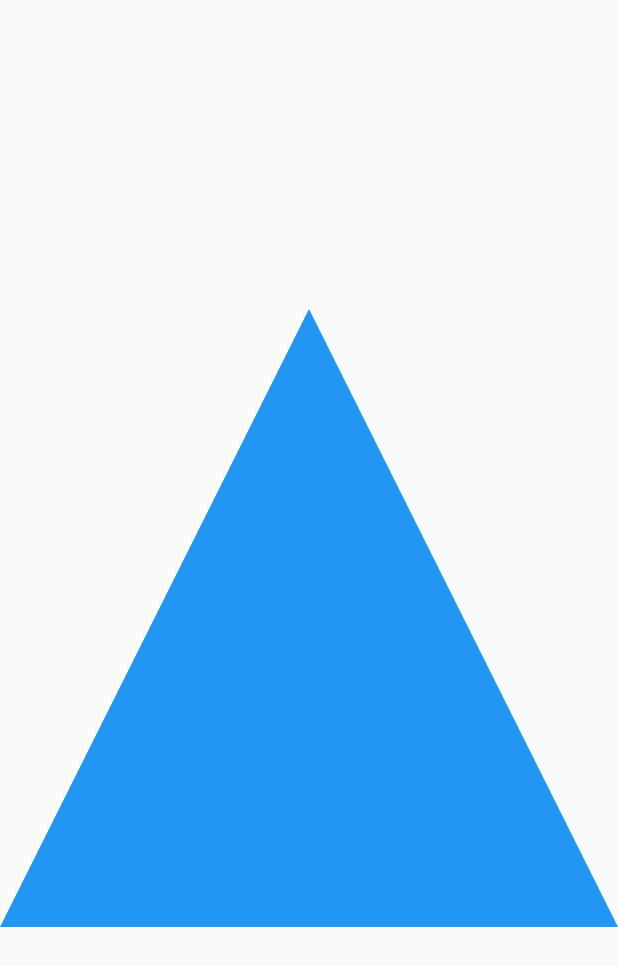
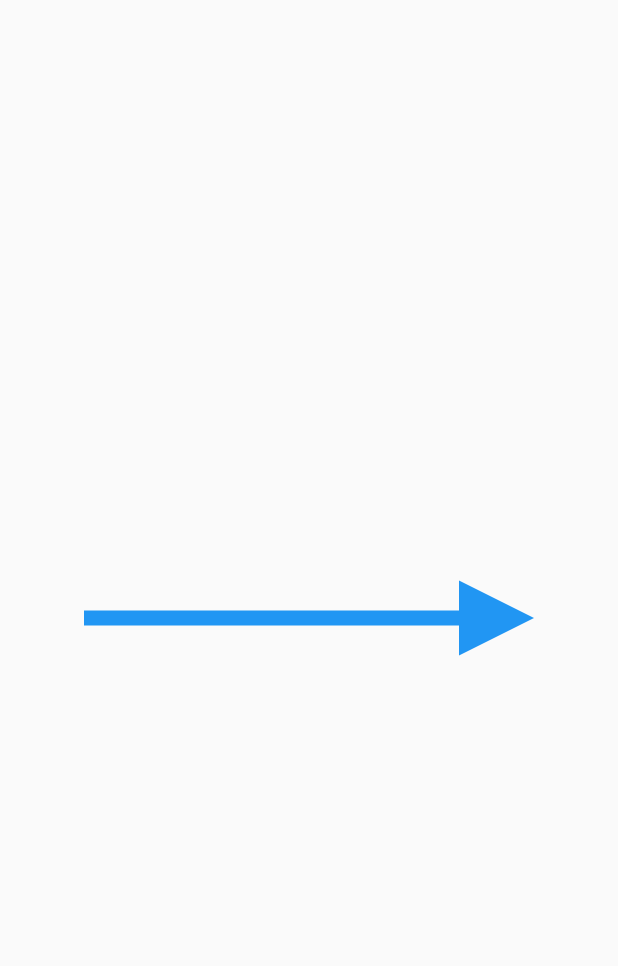
Before and after one commit to AbhishekDoshi26/custom_painter_example, a Flutter app: the screen it shows after launch, on a phone screen of 412 x 824 dp. Shown: the top 966 px of the screen. Run offline on Flutter 3.47's test engine with Material 2 defaults, Android fonts, the phone set to English and light mode, and no system bars.

Commit message:
created arrow

```diff
--- a/lib/home/view/home_view.dart
+++ b/lib/home/view/home_view.dart
@@ -1,3 +1,6 @@
+import 'dart:math';
+
+import 'package:custom_painter_example/home/widgets/custom_line.dart';
 import 'package:custom_painter_example/home/widgets/custom_triangle.dart';
 import 'package:flutter/material.dart';
 
@@ -8,12 +11,26 @@ class HomeView extends StatelessWidget {
   Widget build(BuildContext context) {
     return Scaffold(
       body: Center(
-        child: CustomPaint(
-          painter: const CustomTriangle(),
-          child: SizedBox(
-            height: MediaQuery.of(context).size.height / 2,
-            width: MediaQuery.of(context).size.height / 2,
-          ),
+        child: Row(
+          mainAxisAlignment: MainAxisAlignment.center,
+          children: [
+            const CustomPaint(
+              painter: CustomLine(),
+              child: SizedBox(
+                width: 250,
+              ),
+            ),
+            Transform.rotate(
+              angle: pi / 2,
+              child: const CustomPaint(
+                painter: CustomTriangle(),
+                child: SizedBox(
+                  height: 50,
+                  width: 50,
+                ),
+              ),
+            ),
+          ],
         ),
       ),
     );
--- /dev/null
+++ b/lib/home/widgets/custom_line.dart
@@ -0,0 +1,20 @@
+import 'package:flutter/material.dart';
+
+class CustomLine extends CustomPainter {
+  const CustomLine();
+
+  @override
+  void paint(Canvas canvas, Size size) {
+    final paint = Paint()
+      ..color = Colors.blue
+      ..strokeWidth = 10;
+
+    const p1 = Offset(0, 0);
+    const p2 = Offset(250, 0);
+
+    canvas.drawLine(p1, p2, paint);
+  }
+
+  @override
+  bool shouldRepaint(covariant CustomPainter oldDelegate) => false;
+}
```
